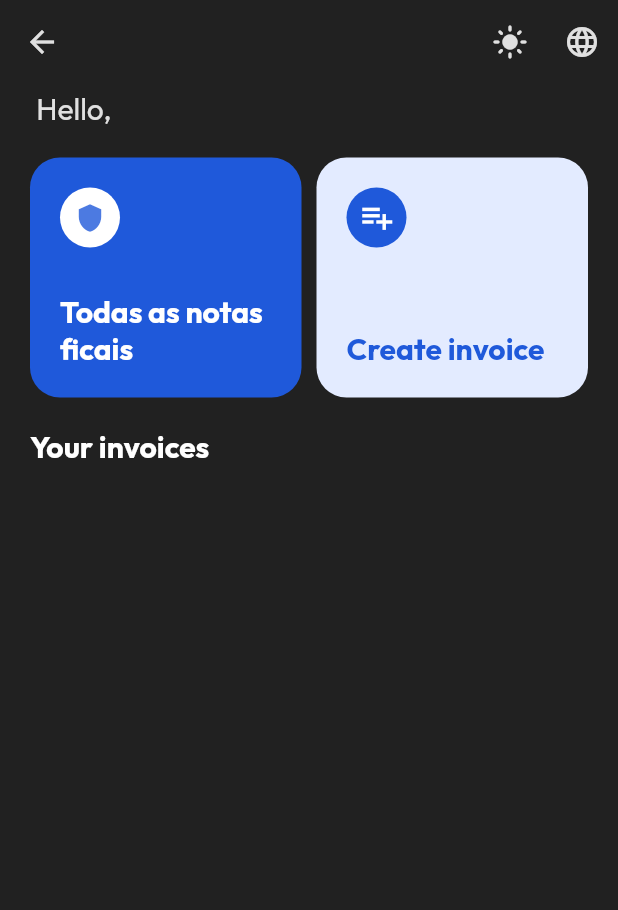
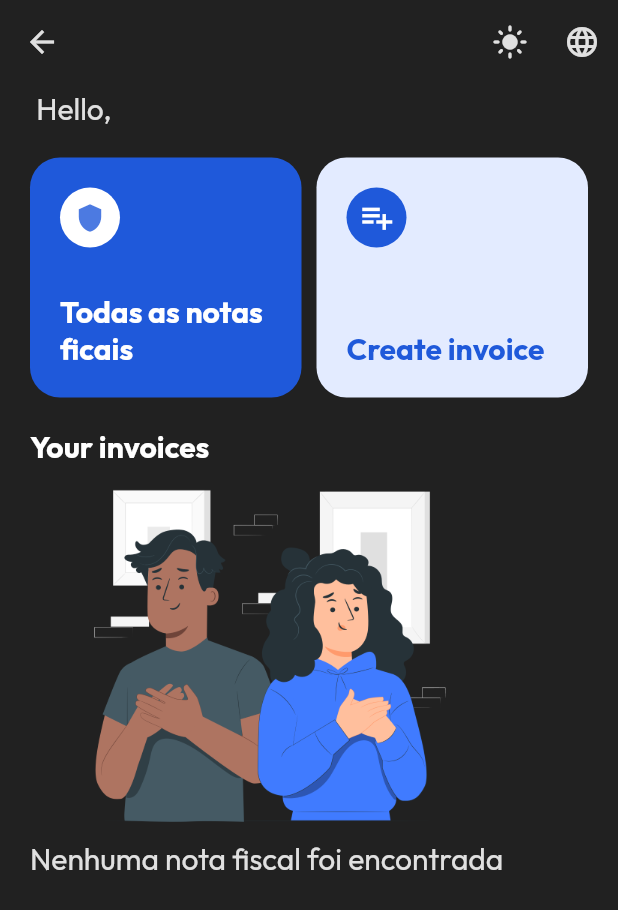
Before and after one commit to rennerborges/desenvolvimento_sistemas_moveis_tsi, a Flutter app: the HomeScreen screen opened directly, after a tap on "Products under warranty", after a tap on the "dark mode" icon, on a phone screen of 412 x 824 dp. Shown: the top 910 px of the screen. Run offline on Flutter 3.47's test engine with Material 2 defaults, Android fonts, the phone set to English and light mode, and no system bars; our stand-ins replace flutter_image_compress, google_fonts, image_picker, jwt_decoder, photo_view and 3 more; missing offline and left inert: dart:ffi, tutorial_coach_mark; accounts and stored records are empty.

Commit message:
feat: add invoice notfound

```diff
--- a/invoice_up/lib/screens/home/components/list-container.dart
+++ b/invoice_up/lib/screens/home/components/list-container.dart
@@ -39,7 +39,21 @@ class _ListContainerInvoiceUpState extends State<ListContainerInvoiceUp> {
             textBold: S.of(context).yourInvoices,
             key: GlobalKeysInvoiceUp.keyList,
           ),
-          SizedBox(
+          !widget.loading && widget.invoices.isEmpty
+              ? Column(
+                  children: [
+                    const SizedBox(
+                      width: 250,
+                      child: Image(
+                        image: AssetImage('images/notfound.png'),
+                      ),
+                    ),
+                    TextInvoiceUp(
+                      'Nenhuma nota fiscal foi encontrada',
+                    ),
+                  ],
+                )
+              : SizedBox(
                   height: MediaQuery.of(context).size.height - 340,
                   child: Container(
                     margin: const EdgeInsets.only(top: 20),
```
Also changed, not shown: invoice_up/images/notfound.png (added). Lines whose indentation alone changed are shown as unchanged.
